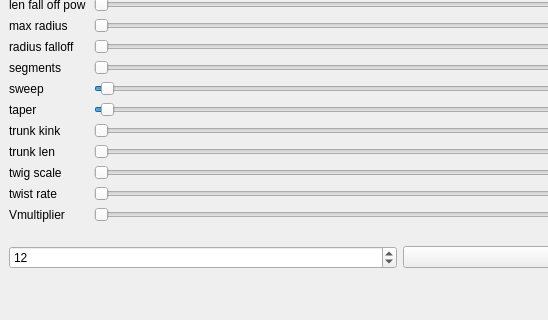
First picture: the form in glapp/mainwindow.ui, repository khhhhh/tree-projecter, before the edit; both pictures show x 0 to 548 and y 280 to 600 of the 800 by 600 pixel window.
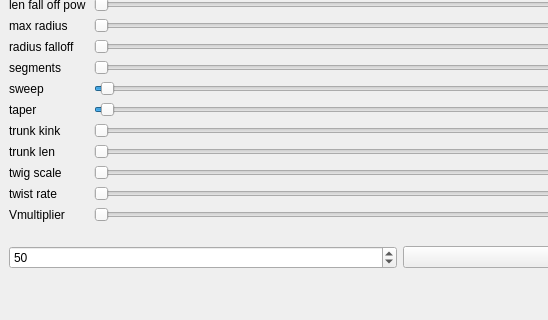
Second picture: the form after the edit.

Patch:
```diff
--- a/glapp/mainwindow.ui
+++ b/glapp/mainwindow.ui
@@ -655,7 +655,7 @@
          <number>1</number>
         </property>
         <property name="value">
-         <number>12</number>
+         <number>50</number>
         </property>
        </widget>
       </item>
```
